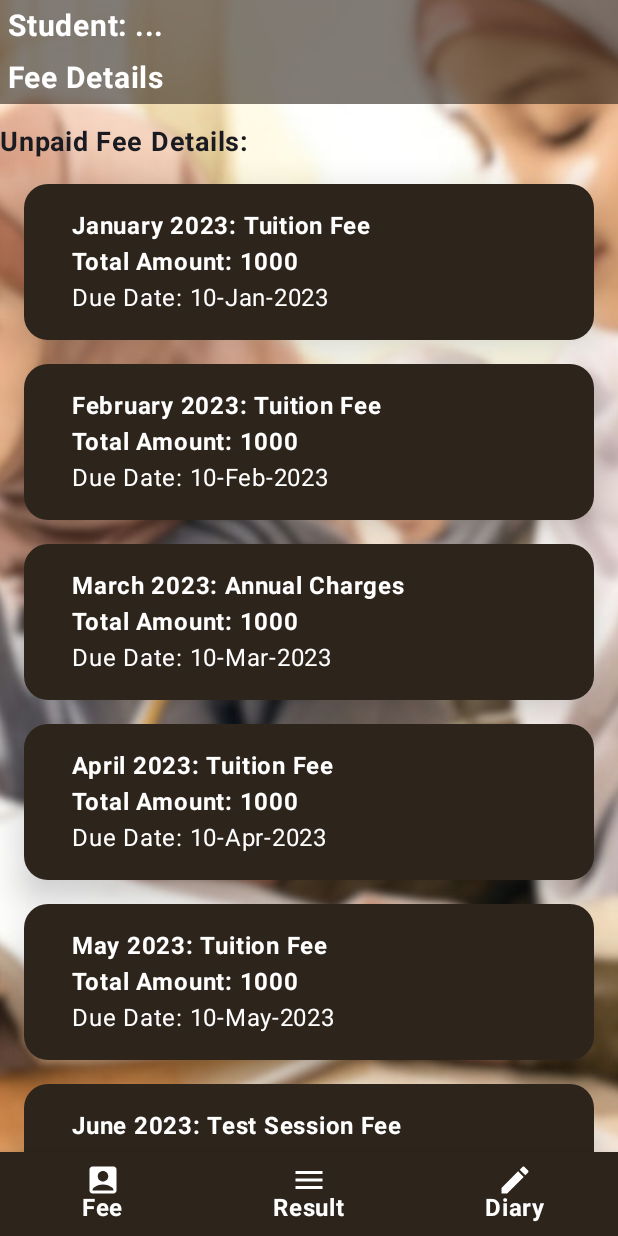
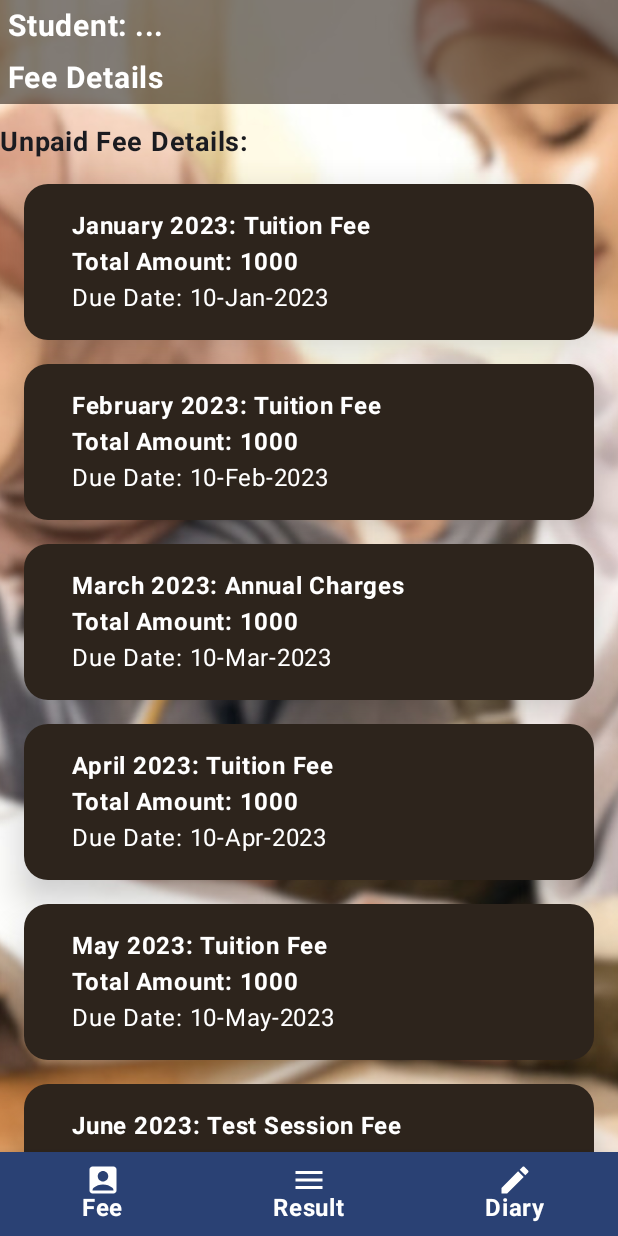
Before and after one commit to tasawarahmed/AlWahabJetPack, an Android app built with Jetpack Compose: the StudentDetailsActivity screen opened directly, with no data from a screen before it, on a phone screen of 412 x 824 dp. Run offline under Robolectric (Android 15) with nearby library versions, the phone set to English and light mode, and no system bars.

Commit message:
Further improvements

```diff
--- a/app/src/main/java/com/inanutshellglobal/alwahabjetpack/Composables/LoginComposable.kt
+++ b/app/src/main/java/com/inanutshellglobal/alwahabjetpack/Composables/LoginComposable.kt
@@ -1,8 +1,10 @@
 package com.inanutshellglobal.alwahabjetpack.Composables
 
 import android.content.Intent
+import android.widget.Toast
 import androidx.compose.animation.core.animateFloatAsState
 import androidx.compose.foundation.Image
+import androidx.compose.foundation.clickable
 import androidx.compose.foundation.layout.Arrangement
 import androidx.compose.foundation.layout.Box
 import androidx.compose.foundation.layout.Column
@@ -74,7 +76,8 @@ fun Login() {
             modifier = Modifier
                 .fillMaxWidth(0.8f)
                 .fillMaxHeight(animateUpperSectionRatio),
-            contentAlignment = Alignment.BottomCenter
+                //.clickable { Toast.makeText(context, "Please enter Username", Toast.LENGTH_SHORT).show()},
+        contentAlignment = Alignment.BottomCenter
         ) {
             Image(
                 painter = painterResource(id = R.drawable.full_logo),
@@ -125,7 +128,8 @@ fun Login() {
                     keyboardOptions = KeyboardOptions(keyboardType = KeyboardType.Password),
                     visualTransformation = PasswordVisualTransformation(),
                     onValueChange = { newText: String -> textPassword = newText },
-                    modifier = Modifier.fillMaxWidth(),
+                    modifier = Modifier
+                        .fillMaxWidth(),
                     label = { Text(text = "Password") },
                     leadingIcon = {
                         Icon(
--- a/app/src/main/java/com/inanutshellglobal/alwahabjetpack/StudentDetailsActivity.kt
+++ b/app/src/main/java/com/inanutshellglobal/alwahabjetpack/StudentDetailsActivity.kt
@@ -82,7 +82,8 @@ fun RowScope.AddItem(
     navController: NavHostController
 ){
     BottomNavigationItem(
-        modifier= Modifier.background(color = colorResource(id = R.color.fee_card)),
+        modifier = Modifier.background(MaterialTheme.colorScheme.primary),
+        //modifier= Modifier.background(color = colorResource(id = R.color.fee_card)),
         label = {
             Text(text = screen.title, fontWeight = FontWeight.Bold, color = Color.White)
         },
```
